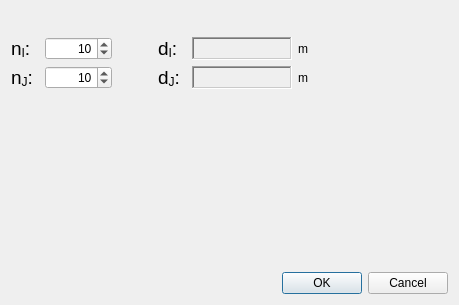
Above: libs/gridcreatingcondition/poisson/gridcreatingconditionpoissongridgeneratedialog.ui from i-RIC/prepost-gui before the change. Below: the same form after it.
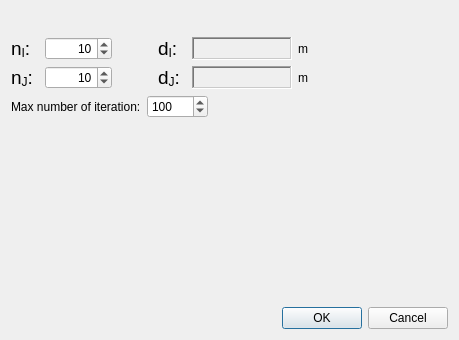
That is the form after the change. Icons and pictures are not drawn.

Diff of the .ui file:
```diff
--- a/libs/gridcreatingcondition/poisson/gridcreatingconditionpoissongridgeneratedialog.ui
+++ b/libs/gridcreatingcondition/poisson/gridcreatingconditionpoissongridgeneratedialog.ui
@@ -7,7 +7,7 @@
     <x>0</x>
     <y>0</y>
     <width>459</width>
-    <height>305</height>
+    <height>340</height>
    </rect>
   </property>
   <property name="windowTitle">
@@ -274,6 +274,43 @@
      </item>
     </layout>
    </item>
+   <item>
+    <layout class="QHBoxLayout" name="horizontalLayout">
+     <item>
+      <widget class="QLabel" name="maxIterLabel">
+       <property name="text">
+        <string>Max number of iteration:</string>
+       </property>
+      </widget>
+     </item>
+     <item>
+      <widget class="QSpinBox" name="maxIterSpinBox">
+       <property name="minimum">
+        <number>1</number>
+       </property>
+       <property name="maximum">
+        <number>10000</number>
+       </property>
+       <property name="value">
+        <number>100</number>
+       </property>
+      </widget>
+     </item>
+     <item>
+      <spacer name="horizontalSpacer">
+       <property name="orientation">
+        <enum>Qt::Horizontal</enum>
+       </property>
+       <property name="sizeHint" stdset="0">
+        <size>
+         <width>40</width>
+         <height>20</height>
+        </size>
+       </property>
+      </spacer>
+     </item>
+    </layout>
+   </item>
    <item>
     <spacer name="verticalSpacer">
      <property name="orientation">
```
